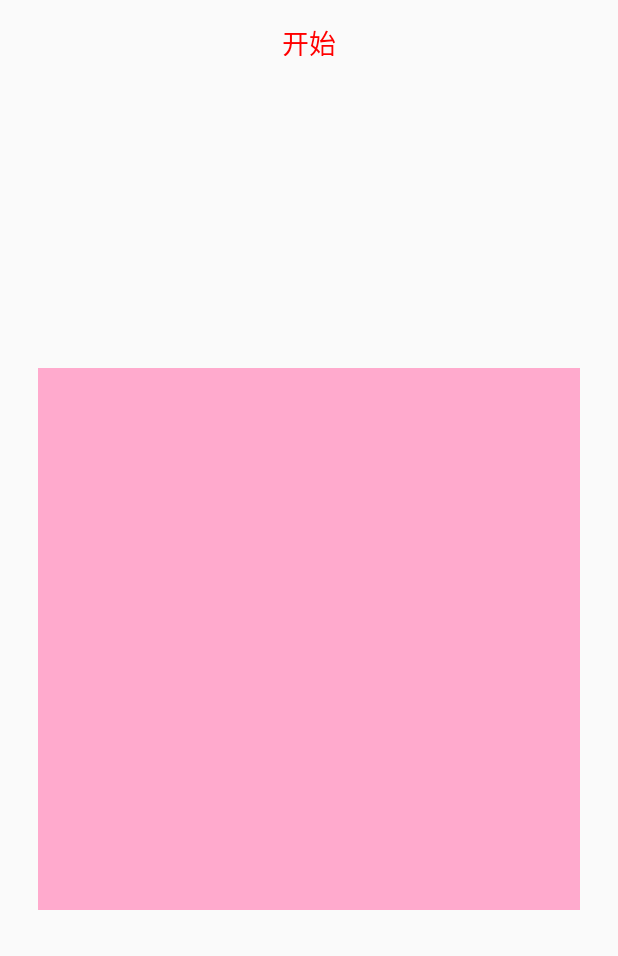
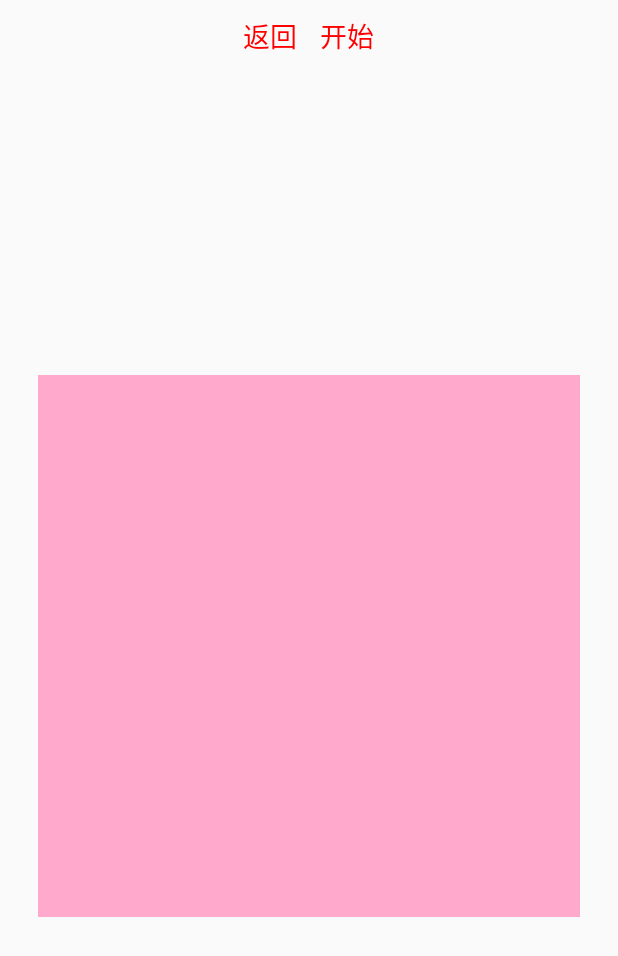
Before and after one commit to Asheone12/RememberColor, an Android app: the GameActivity screen opened directly, with no data from a screen before it, on a phone screen of 412 x 824 dp. Shown: the top 956 px of the screen. Run offline under Robolectric (Android 15) with nearby library versions, the phone set to English and light mode, and no system bars; 3 statements that could not run were skipped.

Commit message:
添加返回按钮，适配小屏

```diff
--- a/app/src/main/java/com/muen/remembercolor/GameActivity.kt
+++ b/app/src/main/java/com/muen/remembercolor/GameActivity.kt
@@ -17,6 +17,10 @@ class GameActivity : BaseActivity<ActivityGameBinding>() {
 
     override fun initListener() {
         super.initListener()
+        viewBinding.backTv.setOnClickListener {
+            finish()
+        }
+
         viewBinding.timeTv.setOnClickListener {
             viewBinding.timeTv.isClickable = false
             viewBinding.gameView.showFace()
@@ -42,7 +46,7 @@ class GameActivity : BaseActivity<ActivityGameBinding>() {
             }
 
             override fun onFinish() {
-                viewBinding.timeTv.text = "请找出颜色相同的两个色块"
+                viewBinding.timeTv.text = "请找出同色的方块"
                 viewBinding.gameView.startGame()
             }
         }.start()
--- a/app/src/main/res/layout/activity_game.xml
+++ b/app/src/main/res/layout/activity_game.xml
@@ -15,10 +15,21 @@
         app:layout_constraintTop_toTopOf="parent">
 
         <TextView
+            android:id="@+id/back_tv"
+            android:layout_width="wrap_content"
+            android:layout_height="wrap_content"
+            android:layout_marginVertical="10dp"
+            android:layout_marginEnd="15dp"
+            android:gravity="center"
+            android:text="返回"
+            android:textColor="#ffff0000"
+            android:textSize="18sp" />
+
+        <TextView
             android:id="@+id/time_tv"
             android:layout_width="wrap_content"
             android:layout_height="wrap_content"
-            android:layout_marginTop="10dp"
+            android:layout_marginVertical="10dp"
             android:gravity="center"
             android:text="开始"
             android:textColor="#ffff0000"
```
